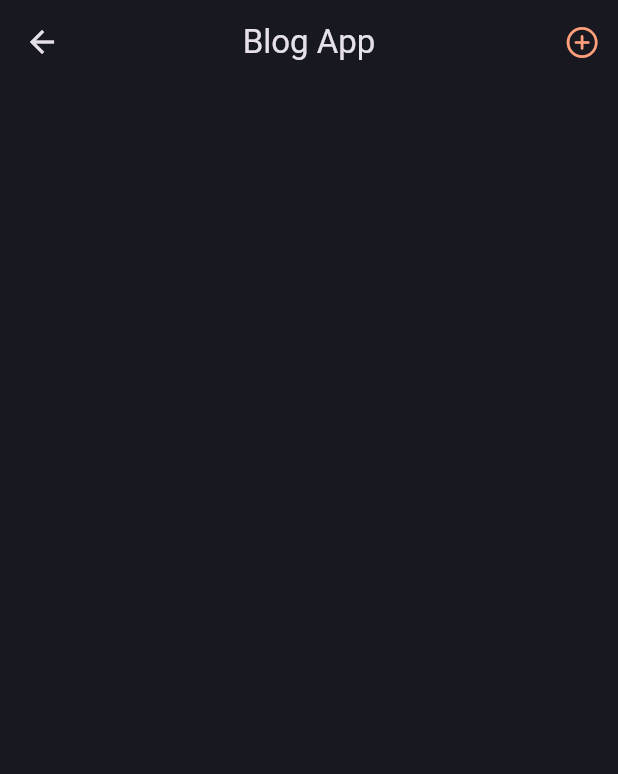
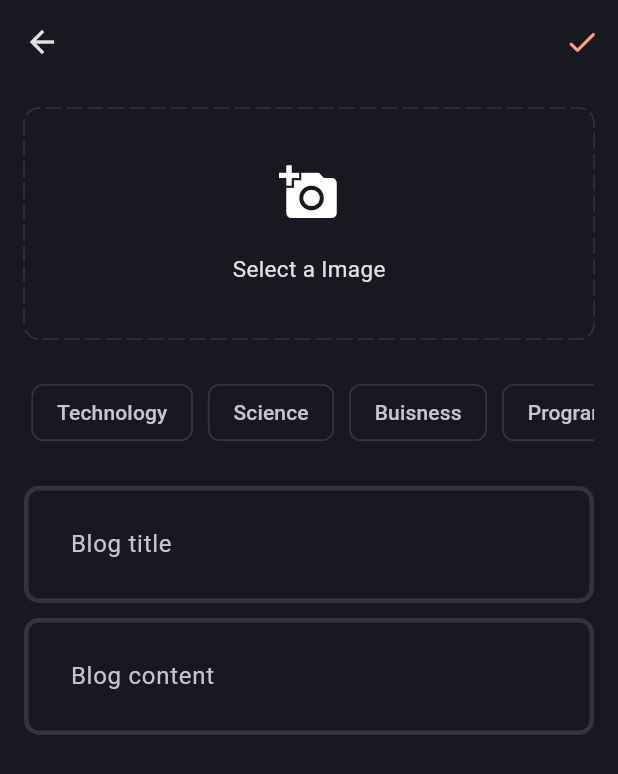
Before and after one commit to ehsanul1100/blog_app, a Flutter app: the BlogPage screen opened directly, after a tap on an icon or button, on a phone screen of 412 x 824 dp. Shown: the top 774 px of the screen. Run offline on Flutter 3.47's test engine with Material 3 defaults, Android fonts, the phone set to English and light mode, and no system bars; drawn by our look-alikes of dotted_border; our stand-ins replace cloud_firestore, firebase_auth, firebase_core, flutter_bloc, fpdart, gap and 2 more; accounts and stored records are empty.

Commit message:
Complete the Add blog presentation

```diff
--- /dev/null
+++ b/lib/core/utils/pick_image.dart
@@ -0,0 +1,16 @@
+import 'dart:io';
+
+import 'package:image_picker/image_picker.dart';
+
+Future<File?> pickImage() async {
+  try {
+    final xFile = await ImagePicker().pickImage(source: ImageSource.gallery);
+    if (xFile != null) {
+      return File(xFile.path);
+    } else {
+      return null;
+    }
+  } catch (e) {
+    return null;
+  }
+}
--- /dev/null
+++ b/lib/features/blog/presentaion/pages/add_new_blog_page.dart
@@ -0,0 +1,154 @@
+import 'dart:io';
+
+import 'package:blog_app/core/theme/app_pallete.dart';
+import 'package:blog_app/core/utils/pick_image.dart';
+import 'package:blog_app/features/blog/presentaion/widgets/blog_editor.dart';
+import 'package:dotted_border/dotted_border.dart';
+import 'package:flutter/material.dart';
+import 'package:gap/gap.dart';
+
+class AddNewBlogPage extends StatefulWidget {
+  static route() =>
+      MaterialPageRoute(builder: (context) => const AddNewBlogPage());
+  const AddNewBlogPage({super.key});
+
+  @override
+  State<AddNewBlogPage> createState() => _AddNewBlogPageState();
+}
+
+class _AddNewBlogPageState extends State<AddNewBlogPage> {
+  final titleController = TextEditingController();
+  final contentController = TextEditingController();
+  List<String> selectedTopics = [];
+  File? image;
+  void selectImage() async {
+    final pickedImage = await pickImage();
+    if (pickedImage != null) {
+      setState(() {
+        image = pickedImage;
+      });
+    }
+  }
+
+  @override
+  void dispose() {
+    titleController.dispose();
+    contentController.dispose();
+    super.dispose();
+  }
+
+  @override
+  Widget build(BuildContext context) {
+    return Scaffold(
+      appBar: AppBar(
+        actions: [
+          IconButton(
+            onPressed: () {},
+            icon: const Icon(Icons.done_rounded),
+          ),
+        ],
+      ),
+      body: SingleChildScrollView(
+        child: Padding(
+          padding: const EdgeInsets.all(16.0),
+          child: Column(
+            children: [
+              image != null
+                  ? GestureDetector(
+                      onTap: () => selectImage(),
+                      child: SizedBox(
+                        width: double.infinity,
+                        height: 150,
+                        child: ClipRRect(
+                          borderRadius: BorderRadius.circular(10),
+                          child: Image.file(
+                            image!,
+                            fit: BoxFit.cover,
+                          ),
+                        ),
+                      ),
+                    )
+                  : GestureDetector(
+                      onTap: () => selectImage(),
+                      child: DottedBorder(
+                        color: AppPallete.borderColor,
+                        dashPattern: const [
+                          10,
+                          4,
+                        ],
+                        radius: const Radius.circular(10),
+                        borderType: BorderType.RRect,
+                        strokeCap: StrokeCap.round,
+                        child: SizedBox(
+                          height: 150,
+                          width: double.infinity,
+                          child: Column(
+                            mainAxisAlignment: MainAxisAlignment.center,
+                            children: const [
+                              Icon(
+                                Icons.add_a_photo,
+                                size: 40,
+                              ),
+                              Gap(20),
+                              Text(
+                                'Select a Image',
+                                style: TextStyle(fontSize: 15),
+                              ),
+                            ],
+                          ),
+                        ),
+                      ),
+                    ),
+              Gap(20),
+              SingleChildScrollView(
+                scrollDirection: Axis.horizontal,
+                child: Row(
+                  children: [
+                    "Technology",
+                    "Science",
+                    "Buisness",
+                    "Programming",
+                    "Entertainment",
+                  ].map((e) {
+                    return Padding(
+                      padding: const EdgeInsets.all(5.0),
+                      child: GestureDetector(
+                        onTap: () {
+                          if (selectedTopics.contains(e)) {
+                            selectedTopics.remove(e);
+                          } else {
+                            selectedTopics.add(e);
+                          }
+                          setState(() {});
+                        },
+                        child: Chip(
+                          label: Text(e),
+                          color: selectedTopics.contains(e)
+                              ? WidgetStatePropertyAll(
+                                  AppPallete.gradient1,
+                                )
+                              : WidgetStatePropertyAll(
+                                  AppPallete.backgroundColor),
+                          side: selectedTopics.contains(e)
+                              ? null
+                              : BorderSide(
+                                  color: AppPallete.borderColor,
+                                ),
+                        ),
+                      ),
+                    );
+                  }).toList(),
+                ),
+              ),
+              Gap(20),
+              BlogEditor(controller: titleController, hintText: 'Blog title'),
+              Gap(10),
+              BlogEditor(
+                  controller: contentController, hintText: 'Blog content'),
+            ],
+          ),
+        ),
+      ),
+    );
+  }
+}
--- a/lib/features/blog/presentaion/pages/blog_page.dart
+++ b/lib/features/blog/presentaion/pages/blog_page.dart
@@ -1,3 +1,4 @@
+import 'package:blog_app/features/blog/presentaion/pages/add_new_blog_page.dart';
 import 'package:flutter/cupertino.dart';
 import 'package:flutter/material.dart';
 
@@ -14,7 +15,9 @@ class BlogPage extends StatelessWidget {
           IconButton(
             icon: const Icon(CupertinoIcons.add_circled),
             onPressed: () {
-              // context.read<AuthBloc>().add(AuthLoggedOut());
+              Navigator.of(context).push(
+                AddNewBlogPage.route(),
+              );
             },
           )
         ],
--- /dev/null
+++ b/lib/features/blog/presentaion/widgets/blog_editor.dart
@@ -0,0 +1,22 @@
+import 'package:flutter/material.dart';
+
+class BlogEditor extends StatelessWidget {
+  final TextEditingController controller;
+  final String hintText;
+  const BlogEditor({
+    super.key,
+    required this.controller,
+    required this.hintText,
+  });
+
+  @override
+  Widget build(BuildContext context) {
+    return TextFormField(
+      controller: controller,
+      decoration: InputDecoration(
+        hintText: hintText,
+      ),
+      maxLines: null,
+    );
+  }
+}
--- a/pubspec.yaml
+++ b/pubspec.yaml
@@ -41,6 +41,8 @@ dependencies:
   flutter_bloc: ^8.1.6
   cloud_firestore: ^5.6.0
   get_it: ^8.0.3
+  dotted_border: ^2.1.0
+  image_picker: ^1.1.2
 
 dev_dependencies:
   flutter_test:
```
Also changed, not shown: pubspec.lock, 5 other files.
